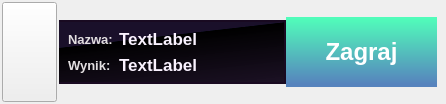
Old version of the form client/playerdata.ui in the repository solisqq/samp_minimissions.
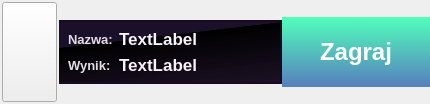
New version of the form.

```diff
--- a/client/playerdata.ui
+++ b/client/playerdata.ui
@@ -6,7 +6,7 @@
    <rect>
     <x>0</x>
     <y>0</y>
-    <width>446</width>
+    <width>430</width>
     <height>104</height>
    </rect>
   </property>
@@ -67,7 +67,7 @@
        <number>0</number>
       </property>
       <property name="rightMargin">
-       <number>9</number>
+       <number>0</number>
       </property>
       <property name="bottomMargin">
        <number>0</number>
```
